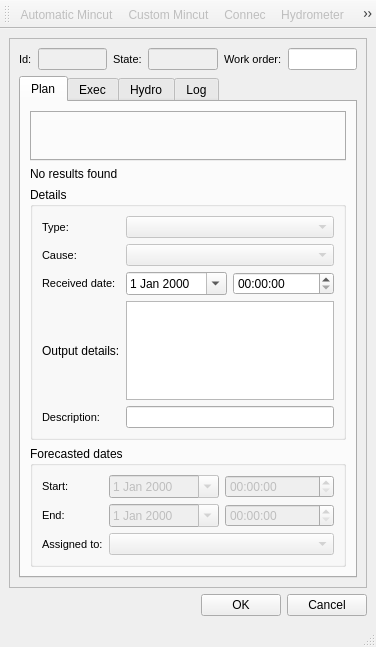
Giswater/giswater_qgis_plugin, file ui/mincut.ui: the form before one commit.
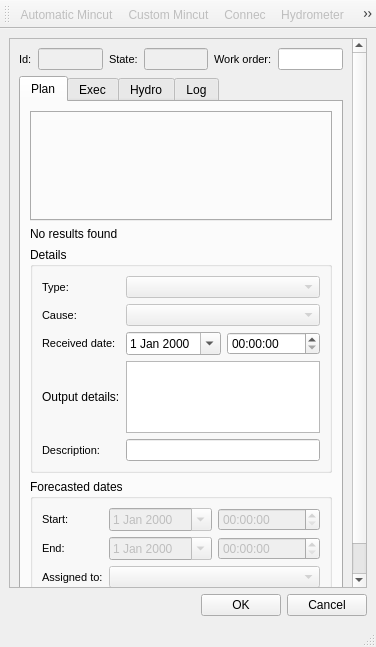
The form after the commit. Icons and pictures are not drawn.

Commit message: Set main_tam minimum size to 110

Patch:
```diff
--- a/ui/mincut.ui
+++ b/ui/mincut.ui
@@ -178,7 +178,7 @@
               <property name="minimumSize">
                <size>
                 <width>0</width>
-                <height>50</height>
+                <height>110</height>
                </size>
               </property>
               <property name="font">
```
